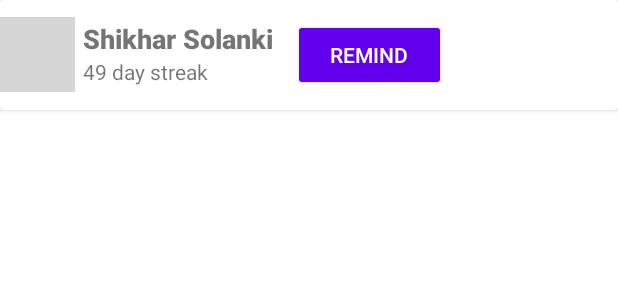
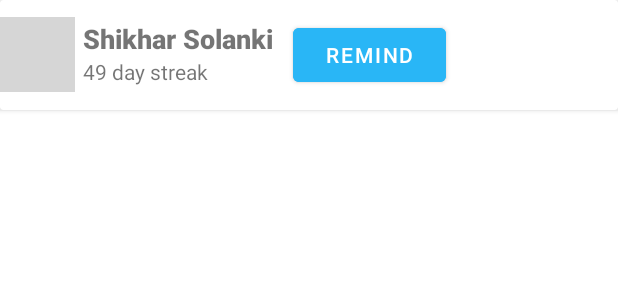
Before and after one commit to zhangxiao625/fitGroup, an Android app: the layout layout_friend_entry.xml on its own in the app's theme, with its tools: preview values and no code run, on a phone screen of 412 x 824 dp. Shown: the top 300 px of the screen. Run offline under Robolectric (Android 15) with nearby library versions, the phone set to English and light mode, and no system bars; Roboto replaces fonts that are not available here; grey boxes are pictures that could not be loaded.

Commit message:
ui changes

```diff
--- a/app/src/main/res/layout/layout_friend_entry.xml
+++ b/app/src/main/res/layout/layout_friend_entry.xml
@@ -52,14 +52,16 @@
             </LinearLayout>
 
             <Button
-                android:id="@+id/btn_remind"
-                style="@style/Widget.AppCompat.Button"
+                android:id="@+id/tvViewUser"
                 android:layout_width="102dp"
                 android:layout_height="wrap_content"
                 android:layout_gravity="center"
                 android:layout_marginLeft="0dp"
-                android:text="remind" />
-
+                android:shadowColor="#03DAC5"
+                android:backgroundTint="@color/Java"
+                android:text="Remind"
+                android:textColorHighlight="#FF03DAC5" />
+<!--            android:backgroundTint="@color/Java"-->
 
         </LinearLayout>
 
```
Also changed, not shown: app/src/main/java/com/example/myapplication/MainActivity.java (+12 -8 lines).
